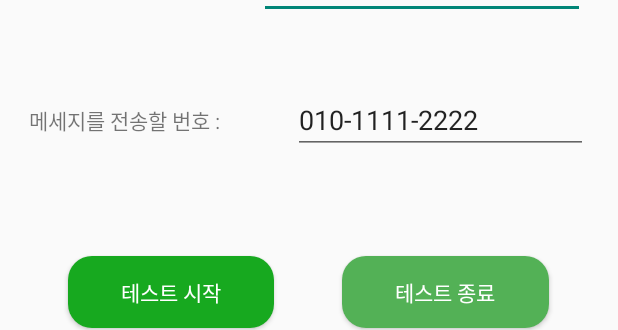
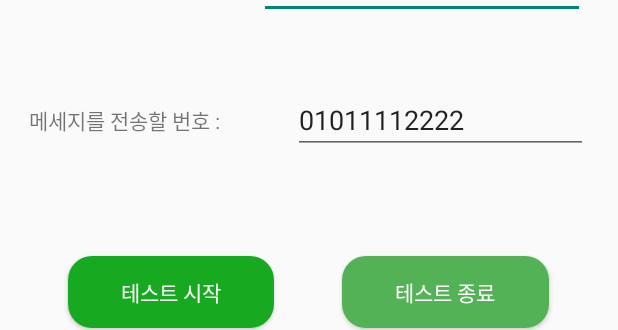
Before and after one commit to cbj5210/2024-SKT-AI-CHALLENGE, an Android app: the layout activity_main.xml on its own in the app's theme, with its tools: preview values and no code run, on a phone screen of 412 x 824 dp. Shown: the part 291-621 px from the top of the screen. Run offline under Robolectric (Android 15) with nearby library versions, the phone set to English and light mode, and no system bars.

Commit message:
내일 더 보자

```diff
--- a/app/src/main/res/layout/activity_main.xml
+++ b/app/src/main/res/layout/activity_main.xml
@@ -25,7 +25,7 @@
             android:orientation="horizontal">
 
             <TextView
-                android:id="@+id/textView2"
+                android:id="@+id/title"
                 android:layout_width="wrap_content"
                 android:layout_height="wrap_content"
                 android:layout_weight="1"
@@ -51,7 +51,7 @@
             </LinearLayout>
 
             <TextView
-                android:id="@+id/textView"
+                android:id="@+id/custom_message_label"
                 android:layout_width="0px"
                 android:layout_height="wrap_content"
                 android:layout_weight="6"
@@ -66,6 +66,7 @@
             </LinearLayout>
 
             <com.google.android.material.textfield.TextInputEditText
+                android:id="@+id/custom_message_text"
                 android:layout_width="0px"
                 android:layout_height="wrap_content"
                 android:layout_weight="10"
@@ -94,7 +95,7 @@
             </LinearLayout>
 
             <TextView
-                android:id="@+id/textView"
+                android:id="@+id/custom_number_label"
                 android:layout_width="0px"
                 android:layout_height="wrap_content"
                 android:layout_weight="8"
@@ -109,10 +110,11 @@
             </LinearLayout>
 
             <com.google.android.material.textfield.TextInputEditText
+                android:id="@+id/custom_number_text"
                 android:layout_width="0px"
                 android:layout_height="wrap_content"
                 android:layout_weight="10"
-                android:text="010-1111-2222" />
+                android:text="01011112222" />
 
             <LinearLayout
                 android:layout_width="0px"
```
Also changed, not shown: app/src/main/java/com/skt/help/Foreground.java (+20 -1 lines), app/src/main/java/com/skt/help/MainActivity.java (+16 -0 lines).
